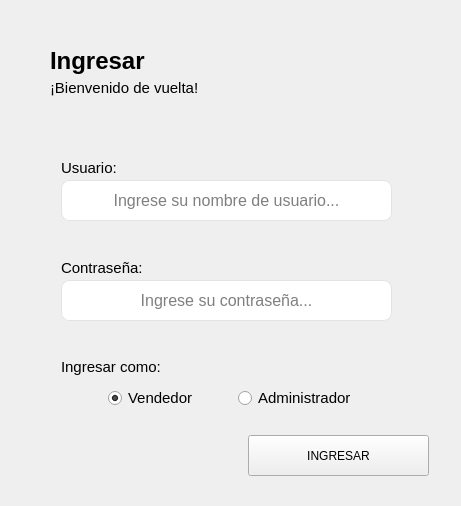
ivanperez-7/printpos, file designer/Ui_Login.ui: the form before one commit.
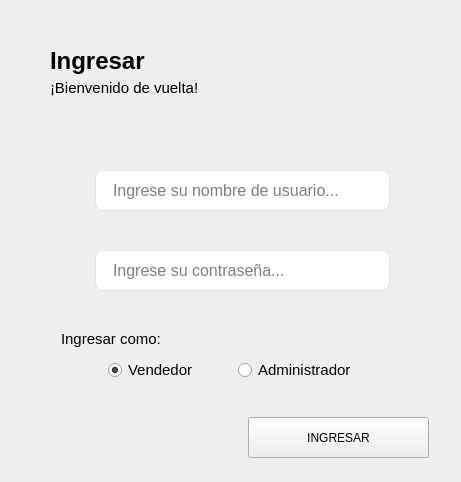
The form after the commit. Icons and pictures are not drawn. Custom widgets are drawn as their Qt base class.

Commit message: login UI + config manager

```diff
--- a/designer/Ui_Login.ui
+++ b/designer/Ui_Login.ui
@@ -7,7 +7,7 @@
     <x>0</x>
     <y>0</y>
     <width>461</width>
-    <height>506</height>
+    <height>482</height>
    </rect>
   </property>
   <property name="windowTitle">
@@ -32,9 +32,9 @@
    <property name="geometry">
     <rect>
      <x>28</x>
-     <y>430</y>
+     <y>417</y>
      <width>191</width>
-     <height>55</height>
+     <height>41</height>
     </rect>
    </property>
    <property name="font">
@@ -59,7 +59,7 @@
    <property name="geometry">
     <rect>
      <x>248</x>
-     <y>435</y>
+     <y>417</y>
      <width>181</width>
      <height>41</height>
     </rect>
@@ -71,29 +71,11 @@
     <string>INGRESAR</string>
    </property>
   </widget>
-  <widget class="QLabel" name="lbUsuario">
-   <property name="geometry">
-    <rect>
-     <x>61</x>
-     <y>160</y>
-     <width>81</width>
-     <height>16</height>
-    </rect>
-   </property>
-   <property name="font">
-    <font>
-     <pointsize>11</pointsize>
-    </font>
-   </property>
-   <property name="text">
-    <string>Usuario:</string>
-   </property>
-  </widget>
   <widget class="QRadioButton" name="radioButton">
    <property name="geometry">
     <rect>
      <x>108</x>
-     <y>388</y>
+     <y>360</y>
      <width>111</width>
      <height>20</height>
     </rect>
@@ -134,9 +116,9 @@
   <widget class="QLineEdit" name="inputUsuario">
    <property name="geometry">
     <rect>
-     <x>61</x>
-     <y>180</y>
-     <width>331</width>
+     <x>95</x>
+     <y>170</y>
+     <width>295</width>
      <height>41</height>
     </rect>
    </property>
@@ -145,9 +127,6 @@
      <pointsize>12</pointsize>
     </font>
    </property>
-   <property name="alignment">
-    <set>Qt::AlignCenter</set>
-   </property>
    <property name="placeholderText">
     <string>Ingrese su nombre de usuario...</string>
    </property>
@@ -155,29 +134,11 @@
     <bool>true</bool>
    </property>
   </widget>
-  <widget class="QLabel" name="lbContrasenia">
-   <property name="geometry">
-    <rect>
-     <x>61</x>
-     <y>260</y>
-     <width>91</width>
-     <height>16</height>
-    </rect>
-   </property>
-   <property name="font">
-    <font>
-     <pointsize>11</pointsize>
-    </font>
-   </property>
-   <property name="text">
-    <string>Contraseña:</string>
-   </property>
-  </widget>
   <widget class="QLabel" name="lbContrasenia_2">
    <property name="geometry">
     <rect>
      <x>61</x>
-     <y>356</y>
+     <y>328</y>
      <width>111</width>
      <height>21</height>
     </rect>
@@ -195,7 +156,7 @@
    <property name="geometry">
     <rect>
      <x>238</x>
-     <y>388</y>
+     <y>360</y>
      <width>121</width>
      <height>20</height>
     </rect>
@@ -215,9 +176,9 @@
   <widget class="QLineEdit" name="inputContrasenia">
    <property name="geometry">
     <rect>
-     <x>61</x>
-     <y>280</y>
-     <width>331</width>
+     <x>95</x>
+     <y>250</y>
+     <width>295</width>
      <height>41</height>
     </rect>
    </property>
@@ -229,9 +190,6 @@
    <property name="echoMode">
     <enum>QLineEdit::Password</enum>
    </property>
-   <property name="alignment">
-    <set>Qt::AlignCenter</set>
-   </property>
    <property name="placeholderText">
     <string>Ingrese su contraseña...</string>
    </property>
@@ -274,6 +232,44 @@
     <string>Ingresar</string>
    </property>
   </widget>
+  <widget class="QLabel" name="label_2">
+   <property name="geometry">
+    <rect>
+     <x>61</x>
+     <y>179</y>
+     <width>26</width>
+     <height>26</height>
+    </rect>
+   </property>
+   <property name="text">
+    <string/>
+   </property>
+   <property name="pixmap">
+    <pixmap resource="../resources.qrc">:/img/resources/images/user_login.png</pixmap>
+   </property>
+   <property name="scaledContents">
+    <bool>true</bool>
+   </property>
+  </widget>
+  <widget class="QLabel" name="label_3">
+   <property name="geometry">
+    <rect>
+     <x>61</x>
+     <y>260</y>
+     <width>23</width>
+     <height>23</height>
+    </rect>
+   </property>
+   <property name="text">
+    <string/>
+   </property>
+   <property name="pixmap">
+    <pixmap resource="../resources.qrc">:/img/resources/images/lock.png</pixmap>
+   </property>
+   <property name="scaledContents">
+    <bool>true</bool>
+   </property>
+  </widget>
  </widget>
  <customwidgets>
   <customwidget>
```
Left out of the diff: 2 changed lines with no effect on the pictures. The commit also changes 11 other files.
